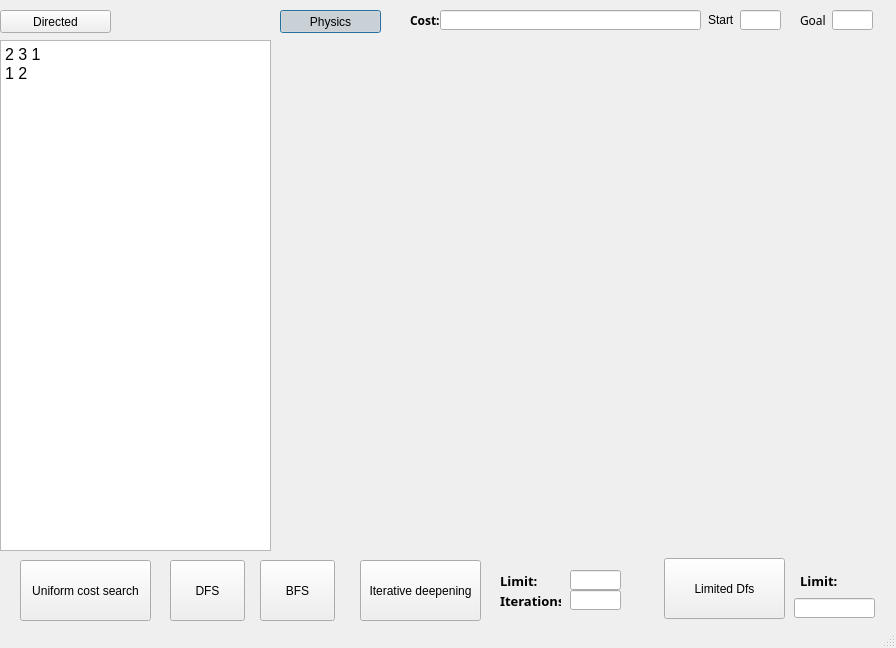
Before: the Qt Designer form AI.ui in oaayoub/Graph-Solver, drawn with Qt 5.
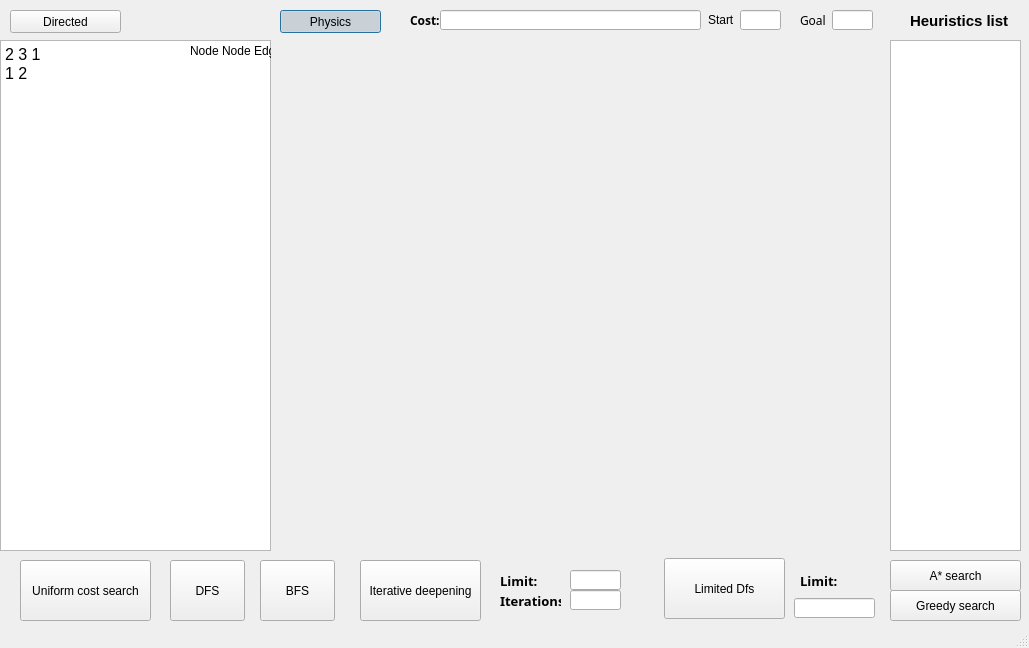
After: the same form once the commit is applied.

```diff
--- a/AI.ui
+++ b/AI.ui
@@ -6,10 +6,15 @@
    <rect>
     <x>0</x>
     <y>0</y>
-    <width>896</width>
+    <width>1029</width>
     <height>648</height>
    </rect>
   </property>
+  <property name="font">
+   <font>
+    <kerning>true</kerning>
+   </font>
+  </property>
   <property name="windowTitle">
    <string>MainWindow</string>
   </property>
@@ -50,7 +55,7 @@
    <widget class="QPushButton" name="Directed_Button">
     <property name="geometry">
      <rect>
-      <x>0</x>
+      <x>10</x>
       <y>10</y>
       <width>111</width>
       <height>23</height>
@@ -339,6 +344,91 @@
      <bool>false</bool>
     </property>
    </widget>
+   <widget class="QPlainTextEdit" name="Heuristic_Text_entry">
+    <property name="geometry">
+     <rect>
+      <x>890</x>
+      <y>40</y>
+      <width>131</width>
+      <height>511</height>
+     </rect>
+    </property>
+    <property name="font">
+     <font>
+      <pointsize>12</pointsize>
+     </font>
+    </property>
+    <property name="toolTip">
+     <string>format-&gt;Node Heuristic</string>
+    </property>
+    <property name="statusTip">
+     <string>Node heuristic ex:A 5</string>
+    </property>
+    <property name="tabChangesFocus">
+     <bool>false</bool>
+    </property>
+   </widget>
+   <widget class="QPushButton" name="Astar_button">
+    <property name="geometry">
+     <rect>
+      <x>890</x>
+      <y>560</y>
+      <width>131</width>
+      <height>31</height>
+     </rect>
+    </property>
+    <property name="text">
+     <string>A* search</string>
+    </property>
+   </widget>
+   <widget class="QPushButton" name="Greedy_button">
+    <property name="geometry">
+     <rect>
+      <x>890</x>
+      <y>590</y>
+      <width>131</width>
+      <height>31</height>
+     </rect>
+    </property>
+    <property name="text">
+     <string>Greedy search</string>
+    </property>
+   </widget>
+   <widget class="QLabel" name="FormatLabel">
+    <property name="geometry">
+     <rect>
+      <x>190</x>
+      <y>40</y>
+      <width>81</width>
+      <height>21</height>
+     </rect>
+    </property>
+    <property name="text">
+     <string>Node Node Edge</string>
+    </property>
+   </widget>
+   <widget class="QLabel" name="Heuristic_list">
+    <property name="geometry">
+     <rect>
+      <x>910</x>
+      <y>10</y>
+      <width>101</width>
+      <height>21</height>
+     </rect>
+    </property>
+    <property name="font">
+     <font>
+      <family>Yu Gothic UI</family>
+      <pointsize>11</pointsize>
+      <weight>75</weight>
+      <bold>true</bold>
+      <underline>false</underline>
+     </font>
+    </property>
+    <property name="text">
+     <string>Heuristics list</string>
+    </property>
+   </widget>
   </widget>
   <widget class="QStatusBar" name="statusbar"/>
  </widget>
```
Left out of the diff: 27 changed lines with no effect on the pictures.
